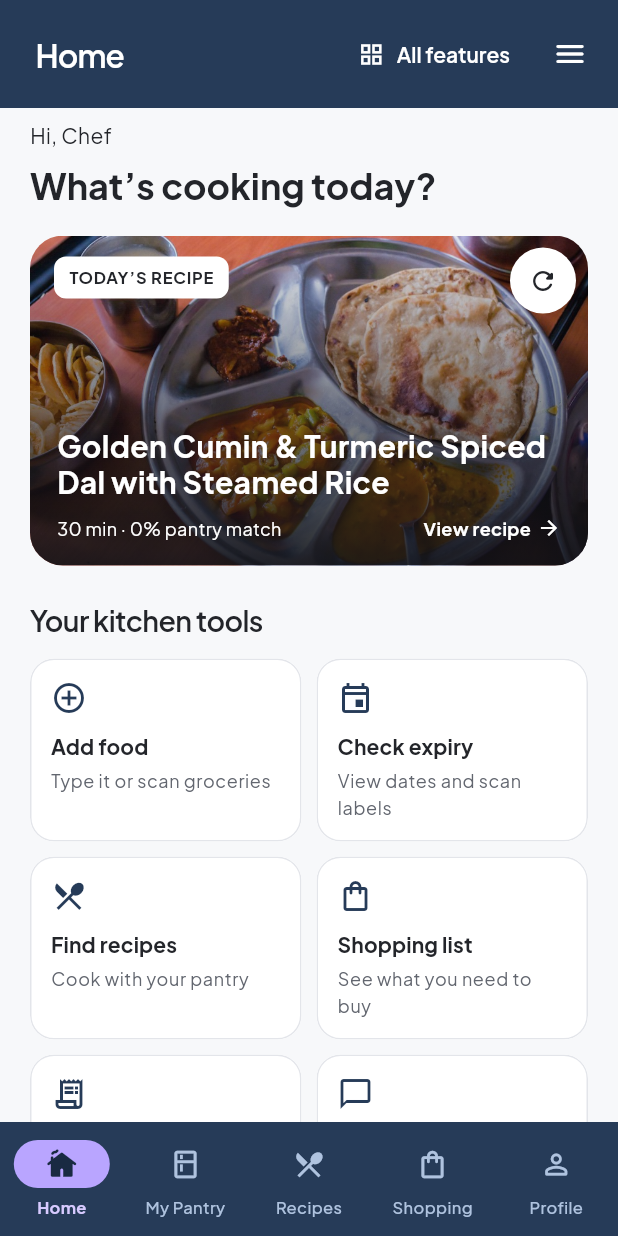
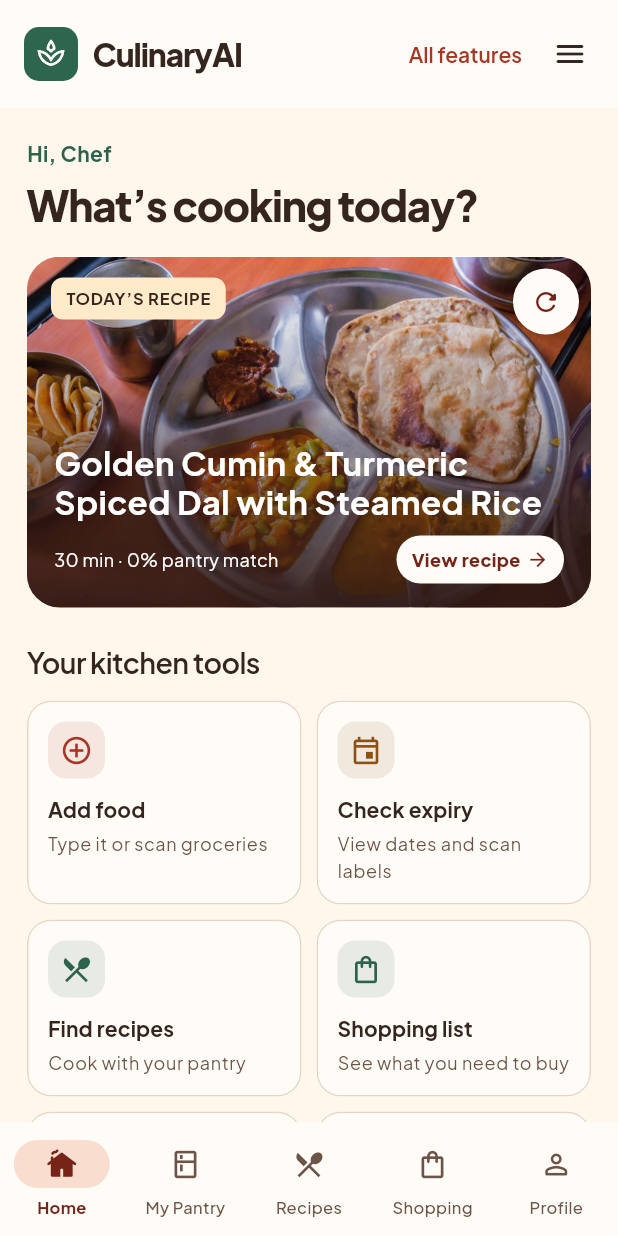
Before and after one commit to WaseeqSiddiqui/CulinaryAI, a Flutter app: the MainShell screen opened directly, on a phone screen of 412 x 824 dp. Run offline on Flutter 3.47's test engine with Material 3 defaults, Android fonts, the phone set to English and light mode, and no system bars; our stand-ins replace cloud_firestore, firebase_auth, firebase_core, flutter_tts, google_sign_in, image_picker and 3 more; missing offline and left inert: flutter_inappwebview, in_app_purchase_android; accounts and stored records are empty.

Commit message:
Refresh CulinaryAI food palette and brand the dashboard

```diff
--- a/lib/core/theme/app_theme.dart
+++ b/lib/core/theme/app_theme.dart
@@ -2,45 +2,40 @@ import 'package:flutter/material.dart';
 
 /// Shared colors, typography and controls for every CulinaryAI screen.
 class AppTheme {
-  static const primaryFlame = Color(0xFF263B58);
-  static const primaryFlameLight = Color(0xFFAFC3DF);
-  static const primaryFlameDark = Color(0xFF192A42);
-  static const freshHerb = Color(0xFF2D7B56);
-  static const freshHerbLight = Color(0xFFA9D4B9);
-  static const freshHerbDark = Color(0xFF205B3D);
-  static const accentViolet = Color(0xFF7055C6);
-  static const accentVioletLight = Color(0xFFD7CAFF);
-  static const accentVioletBright = Color(0xFFB9A5FF);
-  static const accentVioletSoft = Color(0xFFF0EAFF);
-  // Compatibility aliases keep existing badges and controls on one palette.
-  static const warmSaffron = accentViolet;
-  static const warmSaffronLight = accentVioletSoft;
-  static const errorRed = Color(0xFFBA2F3D);
+  static const primaryFlame = Color(0xFFA63625);
+  static const primaryFlameLight = Color(0xFFFFE0D3);
+  static const primaryFlameDark = Color(0xFF762418);
+  static const freshHerb = Color(0xFF2D624D);
+  static const freshHerbLight = Color(0xFFDCECE0);
+  static const freshHerbDark = Color(0xFF234C3C);
+  static const warmSaffron = Color(0xFF8B5117);
+  static const warmSaffronLight = Color(0xFFFFEBC9);
+  static const errorRed = Color(0xFFB42334);
   static const successGreen = freshHerb;
   static const primaryEmerald = primaryFlame;
   static const primaryLight = primaryFlameLight;
   static const primaryDark = primaryFlameDark;
-  static const terracottaAccent = accentViolet;
-  static const copperLight = accentVioletLight;
+  static const terracottaAccent = primaryFlame;
+  static const copperLight = primaryFlameLight;
   static const warmAmber = warmSaffron;
-  static const zoneFridge = Color(0xFF3E7C9C);
-  static const zoneFreezer = Color(0xFF7B70B1);
-  static const zonePantry = accentViolet;
-  static const zoneSpice = Color(0xFF5E459F);
-  static const creamWarm = Color(0xFFF7F8FA);
-  static const creamBeige = Color(0xFFEFF0F3);
-  static const creamSurface = Color(0xFFF3F4F6);
-  static const creamBorder = Color(0xFFE3E5EA);
-  static const creamAccent = Color(0xFFEBF0F6);
+  static const zoneFridge = Color(0xFF356B68);
+  static const zoneFreezer = Color(0xFF426A81);
+  static const zonePantry = freshHerb;
+  static const zoneSpice = warmSaffron;
+  static const creamWarm = Color(0xFFFFF7EC);
+  static const creamBeige = Color(0xFFF8E9D9);
+  static const creamSurface = Color(0xFFF9EDE0);
+  static const creamBorder = Color(0xFFE9D5C4);
+  static const creamAccent = Color(0xFFF9DDCF);
   static const bgLight = creamWarm;
-  static const surfaceLight = Colors.white;
+  static const surfaceLight = Color(0xFFFFFCF7);
   static const surfaceLight2 = creamSurface;
   static const cardLight = surfaceLight;
   static const borderLight = creamBorder;
-  static const borderLightSubtle = Color(0xFFF0F1F4);
-  static const textLightPrimary = Color(0xFF23252A);
-  static const textLightSecondary = Color(0xFF62666F);
-  static const textLightMuted = Color(0xFF70747D);
+  static const borderLightSubtle = Color(0xFFF3E6D9);
+  static const textLightPrimary = Color(0xFF35251F);
+  static const textLightSecondary = Color(0xFF6C5548);
+  static const textLightMuted = Color(0xFF735C4F);
   static const bgDark = Color(0xFF141518);
   static const surfaceDark = Color(0xFF1E2025);
   static const cardDark = surfaceDark;
@@ -57,10 +52,10 @@ class AppTheme {
     colors: [primaryFlame, primaryFlameDark],
   );
   static const heroGradient = LinearGradient(
-    colors: [Color(0xFF30323A), Color(0xFF191B21)],
+    colors: [Color(0xFF5D3425), Color(0xFF301A14)],
   );
   static const heroDarkGradient = LinearGradient(
-    colors: [Color(0xFF34363E), Color(0xFF202229)],
+    colors: [Color(0xFF65402F), Color(0xFF32201A)],
   );
   static const herbGradient = primaryGradient;
 
@@ -74,6 +69,9 @@ class AppTheme {
     final background = dark ? bgDark : bgLight;
     final accent = dark ? primaryFlameLight : primaryFlame;
     final barBackground = dark ? primaryFlameDark : primaryFlame;
+    final navBackground = dark ? surfaceDark : surfaceLight;
+    final navSelected = dark ? primaryFlameLight : primaryFlameDark;
+    final navIndicator = dark ? primaryFlameDark : creamAccent;
     final base = ThemeData(
       useMaterial3: true,
       fontFamily: 'PlusJakartaSans',
@@ -94,12 +92,14 @@ class AppTheme {
         ).copyWith(
           primary: accent,
           onPrimary: dark ? bgDark : Colors.white,
-          secondary: dark ? accentVioletLight : accentViolet,
+          secondary: dark ? freshHerbLight : freshHerb,
           onSecondary: dark ? bgDark : Colors.white,
-          secondaryContainer: dark ? surfaceDark3 : accentVioletSoft,
+          secondaryContainer: dark ? surfaceDark3 : freshHerbLight,
           onSecondaryContainer: ink,
-          tertiary: dark ? accentVioletLight : accentViolet,
+          tertiary: dark ? warmSaffronLight : warmSaffron,
           onTertiary: dark ? bgDark : Colors.white,
+          tertiaryContainer: dark ? surfaceDark3 : warmSaffronLight,
+          onTertiaryContainer: ink,
           surface: surface,
           onSurface: ink,
           onSurfaceVariant: muted,
@@ -230,7 +230,7 @@ class AppTheme {
       ),
       inputDecorationTheme: InputDecorationTheme(
         filled: true,
-        fillColor: dark ? surfaceDark2 : Colors.white,
+        fillColor: dark ? surfaceDark2 : surfaceLight,
         contentPadding: const EdgeInsets.symmetric(
           horizontal: 18,
           vertical: 17,
@@ -270,16 +270,16 @@ class AppTheme {
       navigationBarTheme: NavigationBarThemeData(
         height: 76,
         elevation: 0,
-        backgroundColor: barBackground,
+        backgroundColor: navBackground,
         surfaceTintColor: Colors.transparent,
-        indicatorColor: accentVioletBright,
+        indicatorColor: navIndicator,
         overlayColor: WidgetStateProperty.resolveWith((states) {
           if (states.contains(WidgetState.pressed)) {
-            return Colors.white.withValues(alpha: .16);
+            return navSelected.withValues(alpha: .12);
           }
           if (states.contains(WidgetState.hovered) ||
               states.contains(WidgetState.focused)) {
-            return Colors.white.withValues(alpha: .08);
+            return navSelected.withValues(alpha: .07);
           }
           return null;
         }),
@@ -289,17 +289,13 @@ class AppTheme {
             fontWeight: states.contains(WidgetState.selected)
                 ? FontWeight.w700
                 : FontWeight.w500,
-            color: states.contains(WidgetState.selected)
-                ? accentVioletLight
-                : primaryFlameLight,
+            color: states.contains(WidgetState.selected) ? navSelected : muted,
           ),
         ),
         iconTheme: WidgetStateProperty.resolveWith(
           (states) => IconThemeData(
             size: 22,
-            color: states.contains(WidgetState.selected)
-                ? primaryFlameDark
-                : primaryFlameLight,
+            color: states.contains(WidgetState.selected) ? navSelected : muted,
           ),
         ),
       ),
--- a/lib/screens/auth/login_screen.dart
+++ b/lib/screens/auth/login_screen.dart
@@ -271,8 +271,8 @@ class _LoginScreenState extends State<LoginScreen> {
                                   begin: Alignment.topCenter,
                                   end: Alignment.bottomCenter,
                                   colors: [
-                                    Color(0x44263B58),
-                                    Color(0xDD192A42),
+                                    Color(0x225D3425),
+                                    Color(0xEA301A14),
                                   ],
                                 ),
                               ),
@@ -295,7 +295,7 @@ class _LoginScreenState extends State<LoginScreen> {
                                   const Text(
                                     'Less waste. More possibility.',
                                     style: TextStyle(
-                                      color: Color(0xFFEDF1F6),
+                                      color: AppTheme.creamWarm,
                                       fontSize: 17,
                                     ),
                                   ),
--- a/lib/screens/cooking/guided_cooking_screen.dart
+++ b/lib/screens/cooking/guided_cooking_screen.dart
@@ -382,7 +382,7 @@ class _GuidedCookingViewState extends State<_GuidedCookingView> {
               bottom: const TabBar(
                 labelColor: Colors.white,
                 unselectedLabelColor: AppTheme.primaryFlameLight,
-                indicatorColor: AppTheme.accentVioletLight,
+                indicatorColor: AppTheme.warmSaffronLight,
                 tabs: [
                   Tab(icon: Icon(Icons.soup_kitchen_rounded), text: 'Cook'),
                   Tab(icon: Icon(Icons.forum_outlined), text: 'Ask Chef'),
--- a/lib/screens/home/kitchen_features_screen.dart
+++ b/lib/screens/home/kitchen_features_screen.dart
@@ -81,11 +81,13 @@ class KitchenTask {
     required this.description,
     required this.icon,
     required this.onTap,
+    this.accent,
   });
   final String title;
   final String description;
   final IconData icon;
   final VoidCallback onTap;
+  final Color? accent;
 }
 
 /// Each row grows with text rather than clipping labels at larger text sizes.
@@ -135,6 +137,7 @@ class _TaskCard extends StatelessWidget {
   @override
   Widget build(BuildContext context) {
     final colors = Theme.of(context).colorScheme;
+    final accent = task.accent ?? colors.primary;
     return Material(
       color: colors.surface,
       shape: RoundedRectangleBorder(
@@ -149,7 +152,16 @@ class _TaskCard extends StatelessWidget {
           child: Column(
             crossAxisAlignment: CrossAxisAlignment.start,
             children: [
-              Icon(task.icon, color: colors.primary, size: 24),
+              DecoratedBox(
+                decoration: BoxDecoration(
+                  color: accent.withValues(alpha: .11),
+                  borderRadius: BorderRadius.circular(12),
+                ),
+                child: Padding(
+                  padding: const EdgeInsets.all(8),
+                  child: Icon(task.icon, color: accent, size: 22),
+                ),
+              ),
               const SizedBox(height: 10),
               Text(
                 task.title,
--- a/lib/screens/home/main_shell.dart
+++ b/lib/screens/home/main_shell.dart
@@ -87,7 +87,7 @@ class _MainShellState extends State<MainShell> {
         final pages = IndexedStack(
           index: _currentIndex,
           children: [
-            const _DashboardTab(),
+            _DashboardTab(showBrand: !wide),
             const PantryScreen(),
             RecipeHubScreen(key: ValueKey('recipes-$_recipesVersion')),
             const ShoppingListScreen(),
@@ -253,7 +253,9 @@ class _NavItem {
 // ── Dashboard Tab (Commercial Food App Architecture) ──────────────────────────
 
 class _DashboardTab extends StatefulWidget {
-  const _DashboardTab();
+  const _DashboardTab({required this.showBrand});
+
+  final bool showBrand;
 
   @override
   State<_DashboardTab> createState() => _DashboardTabState();
@@ -291,7 +293,13 @@ class _DashboardTabState extends State<_DashboardTab> {
   Widget build(BuildContext context) {
     final pantry = context.watch<PantryProvider>();
     final user = context.watch<AuthProvider>().currentUser;
-    final dark = Theme.of(context).brightness == Brightness.dark;
+    final theme = Theme.of(context);
+    final colors = theme.colorScheme;
+    final dark = theme.brightness == Brightness.dark;
+    final width = MediaQuery.sizeOf(context).width;
+    final compactActions =
+        width < 350 ||
+        (width < 430 && MediaQuery.textScalerOf(context).scale(14) > 18);
     final shell = MainShell._of(context);
     return Scaffold(
       drawer: _KitchenDrawer(
@@ -302,15 +310,31 @@ class _DashboardTabState extends State<_DashboardTab> {
       ),
       appBar: AppBar(
         automaticallyImplyLeading: false,
-        title: const Text('Home'),
+        titleSpacing: 16,
+        backgroundColor: colors.surface,
+        foregroundColor: colors.onSurface,
+        iconTheme: IconThemeData(color: colors.onSurface),
+        actionsIconTheme: IconThemeData(color: colors.onSurface),
+        titleTextStyle: theme.textTheme.titleLarge,
+        title: widget.showBrand
+            ? const BrandMark(key: Key('dashboardBrand'))
+            : const Text('Home'),
         actions: [
-          TextButton.icon(
+          if (compactActions)
+            IconButton(
+              tooltip: 'All features',
+              color: colors.primary,
+              onPressed: () => _open(const KitchenFeaturesScreen()),
+              icon: const Icon(Icons.grid_view_rounded),
+            )
+          else
+            TextButton(
               style: TextButton.styleFrom(
-              foregroundColor: Theme.of(context).appBarTheme.foregroundColor,
+                foregroundColor: colors.primary,
+                padding: const EdgeInsets.symmetric(horizontal: 8),
               ),
               onPressed: () => _open(const KitchenFeaturesScreen()),
-            icon: const Icon(Icons.grid_view_outlined, size: 18),
-            label: const Text('All features'),
+              child: const Text('All features'),
             ),
           Builder(
             builder: (drawer) => IconButton(
@@ -324,19 +348,23 @@ class _DashboardTabState extends State<_DashboardTab> {
       ),
       body: SingleChildScrollView(
         key: const PageStorageKey('home-tasks'),
-        padding: const EdgeInsets.fromLTRB(20, 8, 20, 32),
+        padding: const EdgeInsets.fromLTRB(18, 20, 18, 32),
         child: Column(
           crossAxisAlignment: CrossAxisAlignment.stretch,
           children: [
             Text(
               'Hi, ${ChefNameFormatter.fromUser(user)}',
-              style: Theme.of(context).textTheme.bodyMedium,
+              style: theme.textTheme.bodyMedium?.copyWith(
+                color: colors.secondary,
+                fontWeight: FontWeight.w700,
+              ),
             ),
             const SizedBox(height: 6),
             Text(
               'What’s cooking today?',
-              style: Theme.of(context).textTheme.headlineSmall
-                  ?.copyWith(fontWeight: FontWeight.w700),
+              style: theme.textTheme.headlineMedium?.copyWith(
+                fontWeight: FontWeight.w800,
+              ),
             ),
             const SizedBox(height: 18),
             _HeroRecipeCard(isDark: dark, pantry: pantry),
@@ -355,18 +383,21 @@ class _DashboardTabState extends State<_DashboardTab> {
                   title: 'Check expiry',
                   description: 'View dates and scan labels',
                   icon: Icons.event_outlined,
+                  accent: colors.tertiary,
                   onTap: () => _open(const ExpiryOverviewScreen()),
                 ),
                 KitchenTask(
                   title: 'Find recipes',
                   description: 'Cook with your pantry',
                   icon: Icons.restaurant_menu,
+                  accent: colors.secondary,
                   onTap: () => shell?.showRecipes(),
                 ),
                 KitchenTask(
                   title: 'Shopping list',
                   description: 'See what you need to buy',
                   icon: Icons.shopping_bag_outlined,
+                  accent: colors.secondary,
                   onTap: () => shell?.switchToTab(3),
                 ),
                 KitchenTask(
@@ -379,6 +410,7 @@ class _DashboardTabState extends State<_DashboardTab> {
                   title: 'Ask Chef',
                   description: 'Get help with cooking',
                   icon: Icons.chat_bubble_outline,
+                  accent: colors.tertiary,
                   onTap: () => _open(const ChatbotScreen()),
                 ),
               ],
@@ -392,7 +424,6 @@ class _DashboardTabState extends State<_DashboardTab> {
             const SizedBox(height: 12),
             _KitchenPulse(pantry: pantry, isDark: dark),
             const SizedBox(height: 28),
-            const SizedBox(height: 24),
             SurfacePanel(
               child: Column(
                 crossAxisAlignment: CrossAxisAlignment.stretch,
@@ -487,6 +518,7 @@ class _HeroRecipeCardState extends State<_HeroRecipeCard> {
       cycleOffset: _cycleOffset,
     );
     final match = recipe.matchPercentage(widget.pantry.allItems);
+    final width = MediaQuery.sizeOf(context).width;
     return Material(
       color: Theme.of(context).colorScheme.surface,
       borderRadius: BorderRadius.circular(22),
@@ -494,7 +526,11 @@ class _HeroRecipeCardState extends State<_HeroRecipeCard> {
       child: InkWell(
         onTap: () => _showRecipeDetails(context, recipe),
         child: SizedBox(
-          height: 220,
+          height: width >= 700
+              ? 290
+              : width < 350
+              ? 214
+              : 234,
           child: Stack(
             fit: StackFit.expand,
             children: [
@@ -508,7 +544,12 @@ class _HeroRecipeCardState extends State<_HeroRecipeCard> {
                   gradient: LinearGradient(
                     begin: Alignment.topCenter,
                     end: Alignment.bottomCenter,
-                    colors: [Color(0x100E1014), Color(0xE6101216)],
+                    colors: [
+                      Color(0x00301A14),
+                      Color(0x38301A14),
+                      Color(0xF2301A14),
+                    ],
+                    stops: [0, .37, 1],
                   ),
                 ),
               ),
@@ -521,13 +562,13 @@ class _HeroRecipeCardState extends State<_HeroRecipeCard> {
                     vertical: 6,
                   ),
                   decoration: BoxDecoration(
-                    color: Colors.white,
+                    color: AppTheme.warmSaffronLight,
                     borderRadius: BorderRadius.circular(8),
                   ),
                   child: Text(
                     'TODAY’S RECIPE',
                     style: Theme.of(context).textTheme.labelSmall?.copyWith(
-                      color: const Color(0xFF23252A),
+                      color: AppTheme.textLightPrimary,
                       fontWeight: FontWeight.w700,
                     ),
                   ),
@@ -539,8 +580,8 @@ class _HeroRecipeCardState extends State<_HeroRecipeCard> {
                 child: IconButton.filled(
                   tooltip: 'Show another recipe idea',
                   style: IconButton.styleFrom(
-                    backgroundColor: Colors.white,
-                    foregroundColor: const Color(0xFF23252A),
+                    backgroundColor: AppTheme.surfaceLight,
+                    foregroundColor: AppTheme.primaryFlameDark,
                   ),
                   onPressed: () =>
                       setState(() => _cycleOffset = (_cycleOffset + 1) % 6),
@@ -560,7 +601,7 @@ class _HeroRecipeCardState extends State<_HeroRecipeCard> {
                       overflow: TextOverflow.ellipsis,
                       style: const TextStyle(
                         color: Colors.white,
-                        fontSize: 20,
+                        fontSize: 22,
                         height: 1.2,
                         fontWeight: FontWeight.w700,
                       ),
@@ -578,19 +619,36 @@ class _HeroRecipeCardState extends State<_HeroRecipeCard> {
                           ),
                         ),
                         const SizedBox(width: 8),
-                        const Text(
+                        DecoratedBox(
+                          decoration: BoxDecoration(
+                            color: AppTheme.surfaceLight,
+                            borderRadius: BorderRadius.circular(20),
+                          ),
+                          child: const Padding(
+                            padding: EdgeInsets.symmetric(
+                              horizontal: 10,
+                              vertical: 7,
+                            ),
+                            child: Row(
+                              mainAxisSize: MainAxisSize.min,
+                              children: [
+                                Text(
                                   'View recipe',
                                   style: TextStyle(
-                            color: Colors.white,
+                                    color: AppTheme.primaryFlameDark,
                                     fontSize: 12,
-                            fontWeight: FontWeight.w700,
-                          ),
-                        ),
-                        const SizedBox(width: 4),
-                        const Icon(
+                                    fontWeight: FontWeight.w800,
+                                  ),
+                                ),
+                                SizedBox(width: 4),
+                                Icon(
                                   Icons.arrow_forward,
-                          color: Colors.white,
-                          size: 16,
+                                  color: AppTheme.primaryFlameDark,
+                                  size: 15,
+                                ),
+                              ],
+                            ),
+                          ),
                         ),
                       ],
                     ),
--- a/lib/screens/startup/splash_screen.dart
+++ b/lib/screens/startup/splash_screen.dart
@@ -16,17 +16,14 @@ class SplashScreen extends StatelessWidget {
           child: Column(
             mainAxisSize: MainAxisSize.min,
             children: [
-              Container(
-                width: 128,
-                height: 128,
-                decoration: BoxDecoration(
-                  color: AppTheme.primaryFlame,
-                  borderRadius: BorderRadius.circular(36),
-                ),
-                child: const Icon(
-                  Icons.spa_outlined,
-                  size: 80,
-                  color: Colors.white,
+              ClipRRect(
+                borderRadius: BorderRadius.circular(32),
+                child: Image.asset(
+                  'assets/images/culinary_ai_app_icon.png',
+                  width: 120,
+                  height: 120,
+                  cacheWidth: 360,
+                  excludeFromSemantics: true,
                 ),
               ),
               const SizedBox(height: 28),
@@ -48,7 +45,7 @@ class SplashScreen extends StatelessWidget {
                 width: 22,
                 height: 22,
                 child: CircularProgressIndicator(
-                  color: AppTheme.accentVioletLight,
+                  color: AppTheme.warmSaffronLight,
                   strokeWidth: 2,
                 ),
               ),
--- a/lib/widgets/app_ui.dart
+++ b/lib/widgets/app_ui.dart
@@ -11,29 +11,31 @@ class BrandMark extends StatelessWidget {
     return Row(
       mainAxisSize: MainAxisSize.min,
       children: [
-        Container(
-          width: 36,
-          height: 36,
-          decoration: BoxDecoration(
-            color: light
-                ? Colors.white.withValues(alpha: .14)
-                : colors.primaryContainer,
-            borderRadius: BorderRadius.circular(12),
-          ),
-          child: Icon(
-            Icons.spa_outlined,
-            size: 22,
-            color: light ? Colors.white : colors.primary,
+        ClipRRect(
+          borderRadius: BorderRadius.circular(10),
+          child: Image.asset(
+            'assets/images/culinary_ai_app_icon.png',
+            width: 36,
+            height: 36,
+            cacheWidth: 108,
+            excludeFromSemantics: true,
           ),
         ),
         if (showName) ...[
           const SizedBox(width: 10),
-          Text(
-            'CulinaryAI',
-            style: Theme.of(context).textTheme.titleLarge?.copyWith(
-              fontSize: 20,
-              letterSpacing: -.8,
-              color: light ? Colors.white : colors.onSurface,
+          Flexible(
+            child: FittedBox(
+              alignment: Alignment.centerLeft,
+              fit: BoxFit.scaleDown,
+              child: Text(
+                'CulinaryAI',
+                style: Theme.of(context).textTheme.titleLarge?.copyWith(
+                  fontSize: 21,
+                  fontWeight: FontWeight.w800,
+                  letterSpacing: -.7,
+                  color: light ? Colors.white : colors.onSurface,
+                ),
+              ),
             ),
           ),
         ],
```
Also changed, not shown: 9 other files. Lines whose indentation alone changed are shown as unchanged.
